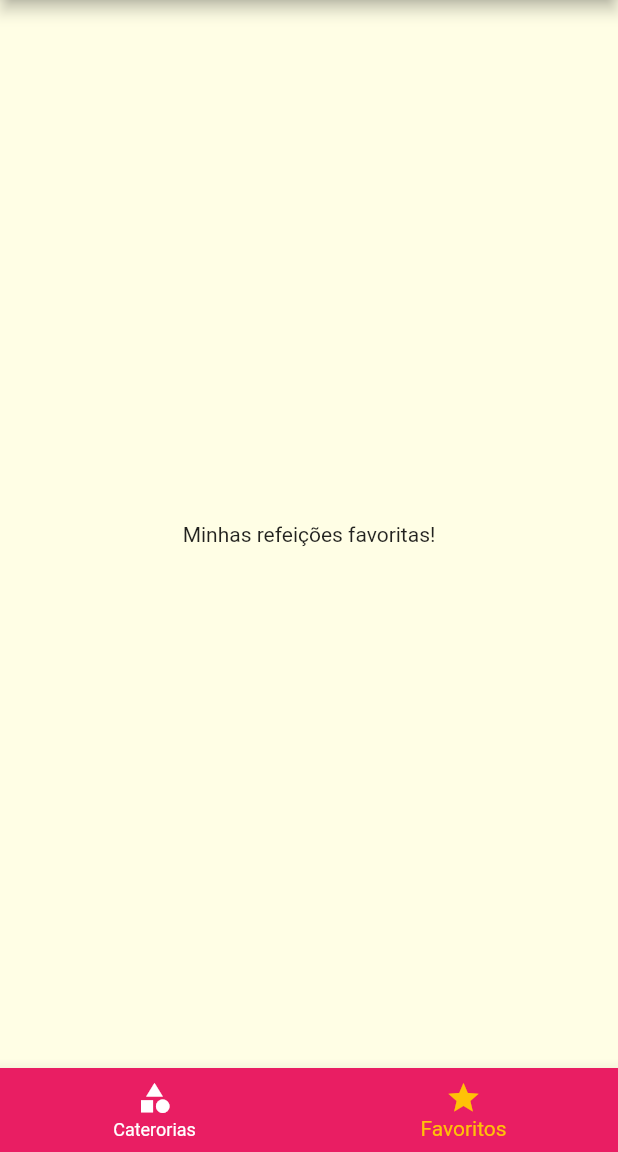
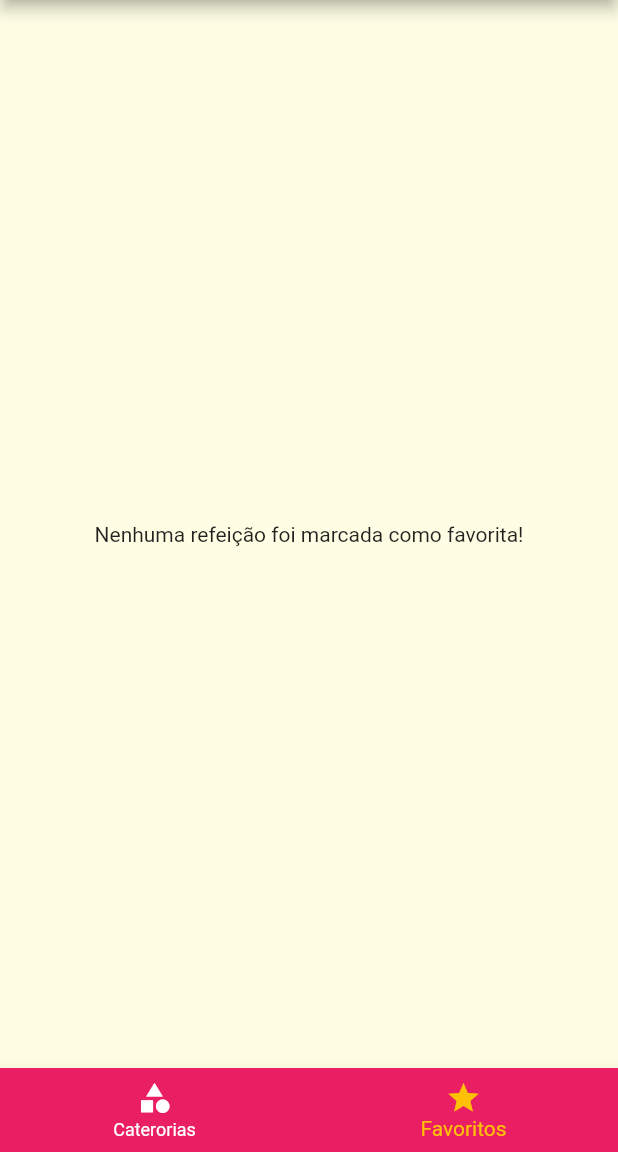
Before and after one commit to EricksonDutra/meals, a Flutter app: the screen it shows after launch, item 2 of the bottom bar chosen, on a phone screen of 412 x 824 dp, the part 84-1236 px from its top. Run offline on Flutter 3.47's test engine with Material 2 defaults, Android fonts, the phone set to English and light mode, and no system bars.

Commit message:
favorite screen

```diff
--- a/lib/components/category_item.dart
+++ b/lib/components/category_item.dart
@@ -5,8 +5,7 @@ import 'package:meals/utils/app_routes.dart';
 class CategoryItem extends StatelessWidget {
   final Category category;
 
-  // ignore: use_key_in_widget_constructors
-  const CategoryItem(this.category);
+  const CategoryItem(this.category, {Key? key}) : super(key: key);
 
   void _selectCategory(BuildContext context) {
     Navigator.of(context).pushNamed(
--- a/lib/main.dart
+++ b/lib/main.dart
@@ -19,9 +19,8 @@ class MyApp extends StatefulWidget {
 
 class _MyAppState extends State<MyApp> {
   Settings settings = Settings();
-
-  // ignore: prefer_final_fields, unused_field
   List<Meal> _availableMeals = DUMMY_MEALS;
+  final List<Meal> _favoriteMeals = [];
 
   void _filterMeals(Settings settings) {
     setState(() {
@@ -37,6 +36,18 @@ class _MyAppState extends State<MyApp> {
             filterVegetarian;
       }).toList();
     });
+  }
+
+  void _toggleFavorite(Meal meal) {
+    setState(() {
+      _favoriteMeals.contains(meal)
+          ? _favoriteMeals.remove(meal)
+          : _favoriteMeals.add(meal);
+    });
+  }
+
+  bool _isFavorite(Meal meal) {
+    return _favoriteMeals.contains(meal);
   }
 
   @override
@@ -57,10 +68,11 @@ class _MyAppState extends State<MyApp> {
             ),
       ),
       routes: {
-        AppRoutes.HOME: (ctx) => const TabsScreen(),
+        AppRoutes.HOME: (ctx) => TabsScreen(_favoriteMeals),
         AppRoutes.CATEGORIES_MEALS: (ctx) =>
             CategoriesMealsScreen(_availableMeals),
-        AppRoutes.MEAL_DETAIL: (ctx) => const MealDetailScreen(),
+        AppRoutes.MEAL_DETAIL: (ctx) =>
+            MealDetailScreen(_toggleFavorite, _isFavorite),
         AppRoutes.SETTINGS: (ctx) => SettingsScreen(settings, _filterMeals),
       },
     );
--- a/lib/screens/categories_meals_screen.dart
+++ b/lib/screens/categories_meals_screen.dart
@@ -1,7 +1,5 @@
 import 'package:flutter/material.dart';
 import 'package:meals/components/meal_item.dart';
-import 'package:meals/data/dummy_data.dart';
-
 import '../models/category.dart';
 import '../models/meal.dart';
 
@@ -14,7 +12,7 @@ class CategoriesMealsScreen extends StatelessWidget {
   Widget build(BuildContext context) {
     final category = ModalRoute.of(context)!.settings.arguments as Category;
 
-    final categoryMeals = DUMMY_MEALS.where((meal) {
+    final categoryMeals = meals.where((meal) {
       return meal.categories.contains(category.id);
     }).toList();
 
--- a/lib/screens/favorite_screen.dart
+++ b/lib/screens/favorite_screen.dart
@@ -1,12 +1,25 @@
 import 'package:flutter/material.dart';
+import 'package:meals/components/meal_item.dart';
+import 'package:meals/models/meal.dart';
 
 class FavoriteScreen extends StatelessWidget {
-  const FavoriteScreen({Key? key}) : super(key: key);
+  final List<Meal> favoriteMeals;
+
+  const FavoriteScreen(this.favoriteMeals, {Key? key}) : super(key: key);
 
   @override
   Widget build(BuildContext context) {
-    return const Center(
-      child: Text('Minhas refeições favoritas!'),
-    );
+    if (favoriteMeals.isEmpty) {
+      return const Center(
+        child: Text('Nenhuma refeição foi marcada como favorita!'),
+      );
+    } else {
+      return ListView.builder(
+        itemCount: favoriteMeals.length,
+        itemBuilder: (ctx, index) {
+          return MealItem(favoriteMeals[index]);
+        },
+      );
+    }
   }
 }
--- a/lib/screens/settings_screen.dart
+++ b/lib/screens/settings_screen.dart
@@ -10,7 +10,7 @@ class SettingsScreen extends StatefulWidget {
   const SettingsScreen(this.settings, this.onSettingsChanged);
 
   @override
-  State<SettingsScreen> createState() => _SettingsScreenState();
+  _SettingsScreenState createState() => _SettingsScreenState();
 }
 
 class _SettingsScreenState extends State<SettingsScreen> {
--- a/lib/screens/tabs_screen.dart
+++ b/lib/screens/tabs_screen.dart
@@ -1,13 +1,16 @@
 import 'package:flutter/material.dart';
 import 'package:meals/components/main_drawer.dart';
+import 'package:meals/models/meal.dart';
 import 'package:meals/screens/categories_screen.dart';
 import 'package:meals/screens/favorite_screen.dart';
 
 class TabsScreen extends StatefulWidget {
-  const TabsScreen({Key? key}) : super(key: key);
+  final List<Meal> favoriteMeals;
+
+  const TabsScreen(this.favoriteMeals, {Key? key}) : super(key: key);
 
   @override
-  State<TabsScreen> createState() => _TabsScreenState();
+  _TabsScreenState createState() => _TabsScreenState();
 }
 
 class _TabsScreenState extends State<TabsScreen> {
@@ -18,10 +21,16 @@ class _TabsScreenState extends State<TabsScreen> {
     'Meus Favoritos',
   ];
 
-  final List<Widget> _screens = [
-    const CategoriesScreen(),
-    const FavoriteScreen(),
-  ];
+  List<Widget> _screens = [];
+
+  @override
+  void initState() {
+    super.initState();
+    _screens = [
+      const CategoriesScreen(),
+      FavoriteScreen(widget.favoriteMeals),
+    ];
+  }
 
   _selectScreen(int index) {
     setState(() {
@@ -45,7 +54,9 @@ class _TabsScreenState extends State<TabsScreen> {
         currentIndex: _selectedScreenIndex,
         items: const [
           BottomNavigationBarItem(
-              icon: Icon(Icons.category), label: 'Caterorias'),
+            icon: Icon(Icons.category),
+            label: 'Caterorias',
+          ),
           BottomNavigationBarItem(
             icon: Icon(Icons.star),
             label: 'Favoritos',
```
Also changed, not shown: lib/components/main_drawer.dart (+8 -6 lines), lib/components/meal_item.dart (+12 -2 lines), lib/screens/meal_detail_screen.dart (+13 -8 lines).
